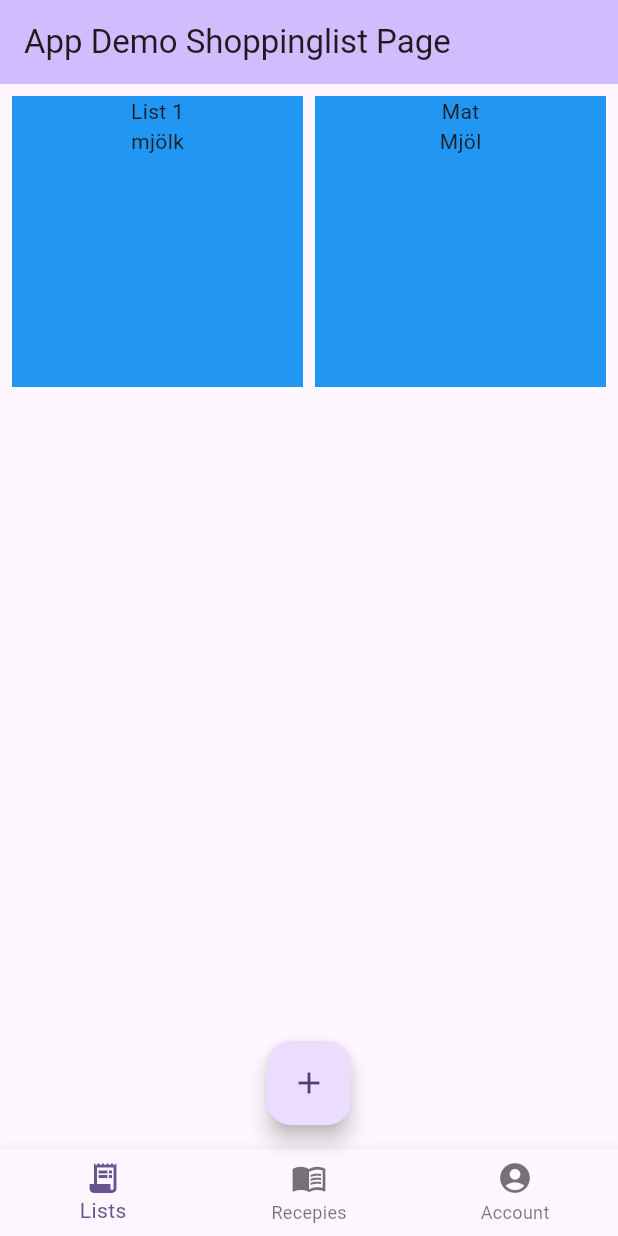
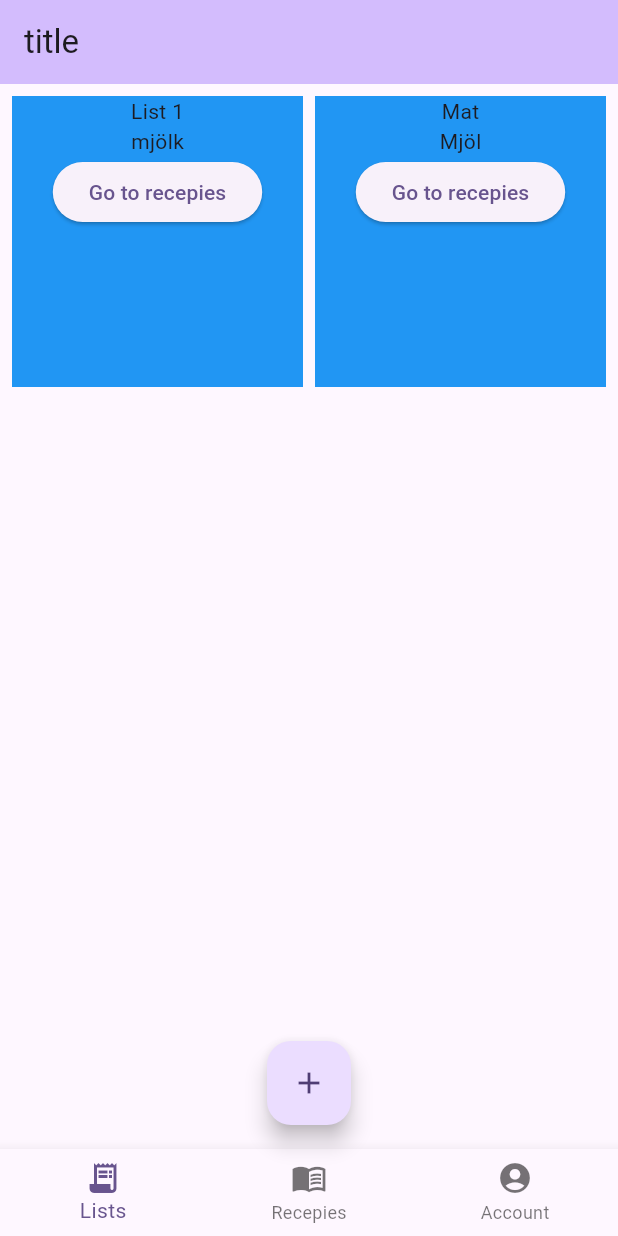
Before and after one commit to BOGGEBOO/Recipie-list-app, a Flutter app: the screen it shows after launch, on a phone screen of 412 x 824 dp. Run offline on Flutter 3.47's test engine with Material 3 defaults, Android fonts, the phone set to English and light mode, and no system bars; our stand-ins replace go_router.

Commit message:
enkel navigering

```diff
--- a/app/lib/main.dart
+++ b/app/lib/main.dart
@@ -1,5 +1,7 @@
 import 'package:flutter/material.dart';
 import 'shopping_list.dart';
+import 'package:go_router/go_router.dart';
+//import 'recepies.dart';
 // import 'dart:io';
 // import 'dart:convert';
 //import 'test.json';
@@ -8,19 +10,36 @@ void main() {
   runApp(const MyApp());
 }
 
+final GoRouter _router = GoRouter(routes: <RouteBase>[
+  GoRoute(
+    path: '/',
+    builder: (BuildContext context, GoRouterState state) {
+      return const MyHomePage(title: "title");
+    },
+    routes: <RouteBase>[
+      GoRoute(
+        path: 'recepies',
+        builder: (BuildContext context, GoRouterState state) {
+          return Recepies();
+        },
+      ),
+    ],
+  ),
+]);
+
 class MyApp extends StatelessWidget {
   const MyApp({super.key});
 
   // This widget is the root of your application.
   @override
   Widget build(BuildContext context) {
-    return MaterialApp(
+    return MaterialApp.router(
+      routerConfig: _router,
       title: 'Flutter Demo',
       theme: ThemeData(
         colorScheme: ColorScheme.fromSeed(seedColor: Colors.deepPurple),
         useMaterial3: true,
       ),
-      home: const MyHomePage(title: 'App Demo Shoppinglist Page'),
     );
   }
 }
@@ -90,7 +109,10 @@ class _MyHomePageState extends State<MyHomePage> {
               child: Column(
                 children: [
                   Text(shop[index].toString()),
-                  Text(shop[index].products[0].name)
+                  Text(shop[index].products[0].name),
+                  ElevatedButton(
+                      onPressed: () => context.go('/recepies'),
+                      child: const Text("Go to recepies")),
                 ],
               ));
         },
@@ -124,3 +146,23 @@ class _MyHomePageState extends State<MyHomePage> {
     );
   }
 }
+
+class Recepies extends StatefulWidget {
+  @override
+  State<Recepies> createState() => _RecepiesState();
+}
+
+class _RecepiesState extends State<Recepies> {
+  @override
+  Widget build(BuildContext context) {
+    return Scaffold(
+      appBar: AppBar(
+        backgroundColor: Theme.of(context).colorScheme.inversePrimary,
+        title: Text("widget.title"),
+      ),
+      body: Center(
+          child: ElevatedButton(
+              onPressed: () => context.go('/'), child: Text("Home"))),
+    );
+  }
+}
--- a/app/pubspec.yaml
+++ b/app/pubspec.yaml
@@ -35,6 +35,7 @@ dependencies:
   # The following adds the Cupertino Icons font to your application.
   # Use with the CupertinoIcons class for iOS style icons.
   cupertino_icons: ^1.0.8
+  go_router: ^14.2.7
 
 dev_dependencies:
   flutter_test:
```
Also changed, not shown: app/lib/recepies.dart (added, +23 -0 lines), app/pubspec.lock.
